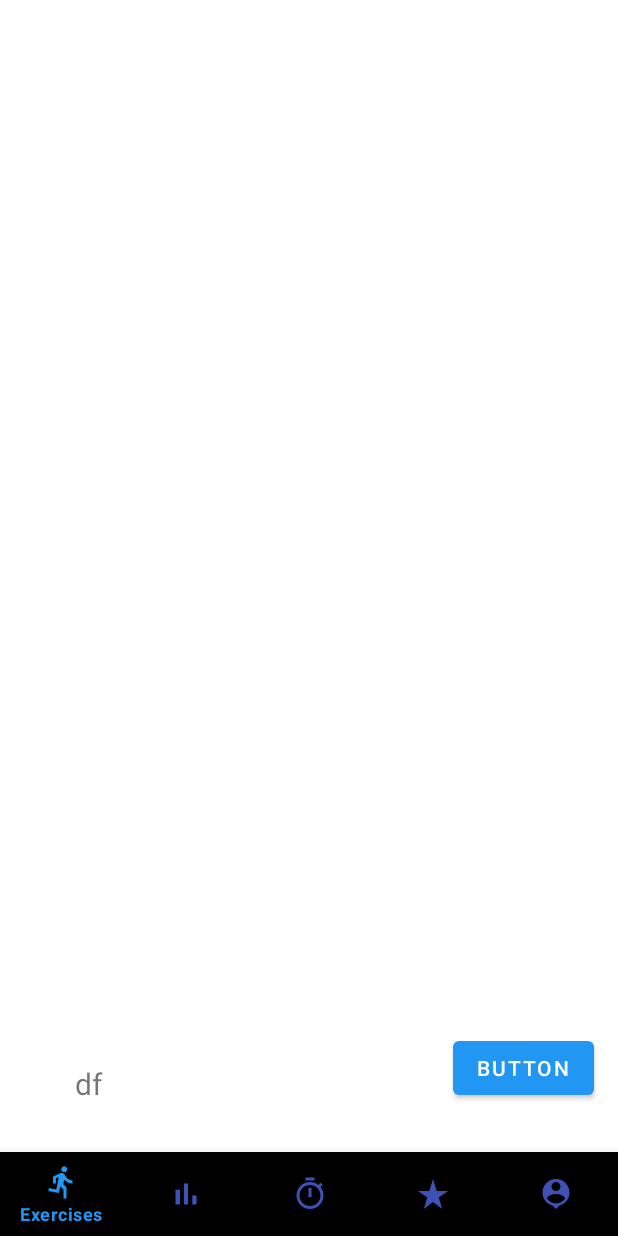
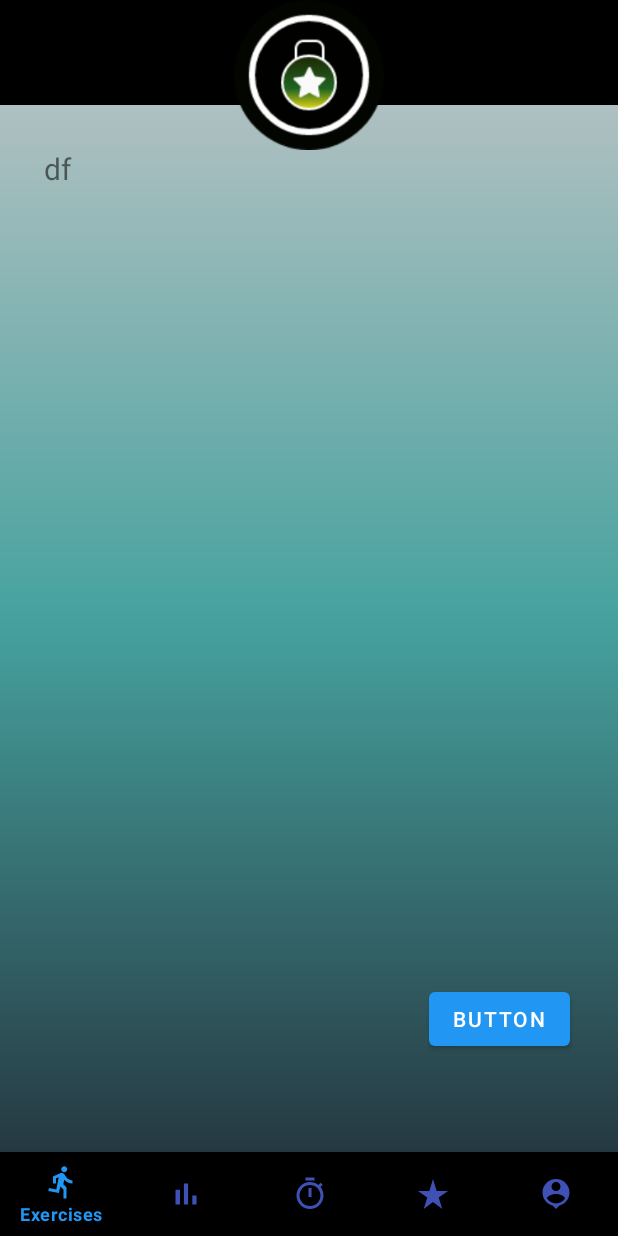
Before and after one commit to costingrigore-zz/Honours-Project, an Android app: the layout activity_main.xml on its own in the app's theme, with its tools: preview values and no code run, on a phone screen of 412 x 824 dp. Run offline under Robolectric (Android 15) with nearby library versions, the phone set to English and light mode, and no system bars.

Commit message:
Added top bar to all the pages

```diff
--- a/DumbbellApp/app/src/main/java/com/costingrigore/dumbbellapp/MainActivity.java
+++ b/DumbbellApp/app/src/main/java/com/costingrigore/dumbbellapp/MainActivity.java
@@ -48,7 +48,7 @@ public class MainActivity extends AppCompatActivity {
 
         bottomNavigationView.setOnNavigationItemSelectedListener(bottomNavmethod);
         bottomNavigationView.getMenu().findItem(R.id.trainer).setChecked(true);
-        bottomNavigationView.setVisibility(View.GONE);
+        bottomNavigationView.setVisibility(View.INVISIBLE);
         // Set default fragment when application loads
         getSupportFragmentManager().beginTransaction().replace(R.id.container,new StepOne()).commit();
 
--- /dev/null
+++ b/DumbbellApp/app/src/main/res/drawable/gradient_cold.xml
@@ -0,0 +1,12 @@
+<?xml version = "1.0" encoding = "utf-8" ?>
+<shape
+    android:shape = "rectangle"
+    xmlns:android = "http://schemas.android.com/apk/res/android" >
+
+    <gradient
+        android:startColor = "#202833"
+        android:centerColor = "#46A29F"
+        android:endColor = "#C5C6C8"
+        android:angle = "90"
+        android:type = "linear" />
+</shape>
--- a/DumbbellApp/app/src/main/res/layout/activity_main.xml
+++ b/DumbbellApp/app/src/main/res/layout/activity_main.xml
@@ -5,12 +5,25 @@
     xmlns:tools="http://schemas.android.com/tools"
     android:layout_width="match_parent"
     android:layout_height="match_parent"
+    android:background = "@drawable/gradient_cold"
     tools:context=".MainActivity">
+
+    <com.google.android.material.imageview.ShapeableImageView
+        android:id="@+id/topBar"
+        android:layout_width="match_parent"
+        android:layout_height="70dp"
+        android:background="@color/black">
+
+    </com.google.android.material.imageview.ShapeableImageView>
 
     <androidx.constraintlayout.widget.ConstraintLayout
         android:id="@+id/container"
         android:layout_width="match_parent"
-        android:layout_height="match_parent">
+        android:layout_height="562dp"
+        android:layout_above="@+id/bottomNav"
+        android:layout_below="@+id/topBar"
+        android:layout_marginTop="0dp"
+        android:layout_marginBottom="0dp">
 
         <Button
             android:id="@+id/btn"
@@ -19,10 +32,10 @@
             android:text="Button"
             app:layout_constraintBottom_toBottomOf="parent"
             app:layout_constraintEnd_toEndOf="parent"
-            app:layout_constraintHorizontal_bias="0.949"
+            app:layout_constraintHorizontal_bias="0.9"
             app:layout_constraintStart_toStartOf="parent"
             app:layout_constraintTop_toTopOf="parent"
-            app:layout_constraintVertical_bias="0.887" />
+            app:layout_constraintVertical_bias="0.9" />
 
         <TextView
             android:id="@+id/textView2"
@@ -32,11 +45,28 @@
             android:textSize="20dp"
             app:layout_constraintBottom_toBottomOf="parent"
             app:layout_constraintEnd_toEndOf="parent"
-            app:layout_constraintHorizontal_bias="0.162"
+            app:layout_constraintHorizontal_bias="0.094"
             app:layout_constraintStart_toStartOf="parent"
             app:layout_constraintTop_toTopOf="parent"
-            app:layout_constraintVertical_bias="0.89" />
+            app:layout_constraintVertical_bias="0.043" />
+
     </androidx.constraintlayout.widget.ConstraintLayout>
+
+    <ImageView
+        android:id="@+id/imageView2"
+        android:layout_width="100dp"
+        android:layout_height="100dp"
+        android:layout_alignParentStart="true"
+        android:layout_alignParentLeft="true"
+        android:layout_alignParentEnd="true"
+        android:layout_alignParentRight="true"
+        android:layout_marginStart="154.5dp"
+        android:layout_marginLeft="154.5dp"
+        android:layout_marginEnd="154.5dp"
+        android:layout_marginRight="154.5dp"
+        app:srcCompat="@drawable/logo"
+        android:contentDescription="TODO" />
+
     <com.google.android.material.bottomnavigation.BottomNavigationView
         android:layout_width="match_parent"
         android:layout_height="wrap_content"
--- a/DumbbellApp/app/src/main/res/values-night/themes.xml
+++ b/DumbbellApp/app/src/main/res/values-night/themes.xml
@@ -1,6 +1,6 @@
 <resources xmlns:tools="http://schemas.android.com/tools">
     <!-- Base application theme. -->
-    <style name="Theme.DumbbellApp" parent="Theme.MaterialComponents.DayNight.DarkActionBar">
+    <style name="Theme.DumbbellApp" parent="Theme.MaterialComponents.DayNight.NoActionBar">
         <!-- Primary brand color. -->
         <item name="colorPrimary">@color/purple_200</item>
         <item name="colorPrimaryVariant">@color/purple_700</item>
--- a/DumbbellApp/app/src/main/res/values/themes.xml
+++ b/DumbbellApp/app/src/main/res/values/themes.xml
@@ -1,6 +1,6 @@
 <resources xmlns:tools="http://schemas.android.com/tools">
     <!-- Base application theme. -->
-    <style name="Theme.DumbbellApp" parent="Theme.MaterialComponents.DayNight.DarkActionBar">
+    <style name="Theme.DumbbellApp" parent="Theme.MaterialComponents.DayNight.NoActionBar">
         <!-- Primary brand color. -->
         <item name="colorPrimary">#2196F3</item>
         <item name="colorPrimaryVariant">#00BCD4</item>
```
Also changed, not shown: DumbbellApp/app/src/main/res/drawable/gradient.xml (added, +12 -0 lines), DumbbellApp/app/src/main/res/layout/fragment_step_one.xml (+24 -19 lines), DumbbellApp/app/src/main/res/drawable-v24/logo.png (added).
